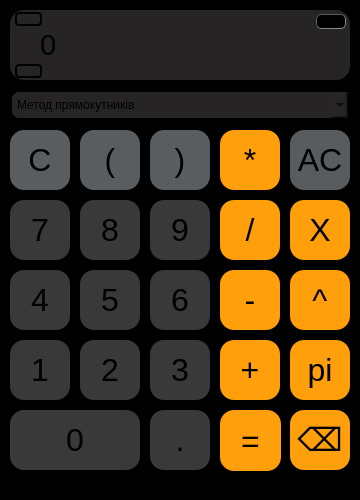
The window that integral-calculator/mainwindow.ui (yasha424/integral-calculator) describes before a commit, drawn with Qt 5.
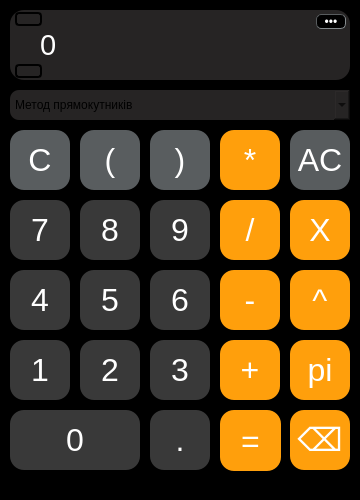
The same window after the commit. Icons and pictures are not drawn.

What changed in the file:
```diff
--- a/integral-calculator/mainwindow.ui
+++ b/integral-calculator/mainwindow.ui
@@ -64,7 +64,8 @@
     </property>
     <property name="styleSheet">
      <string notr="true">background-color: rgb(57, 57, 57);
-border-radius: 14px;</string>
+border-radius: 14px;
+color: white;</string>
     </property>
     <property name="text">
      <string>0</string>
@@ -104,7 +105,8 @@
     </property>
     <property name="styleSheet">
      <string notr="true">background-color: rgb(57, 57, 57);
-border-radius: 14px;</string>
+border-radius: 14px;
+color: white;</string>
     </property>
     <property name="text">
      <string>.</string>
@@ -147,7 +149,8 @@
     </property>
     <property name="styleSheet">
      <string notr="true">background-color: rgb(255, 159, 12);
-border-radius: 14px;</string>
+border-radius: 14px;
+color: white;</string>
     </property>
     <property name="text">
      <string>=</string>
@@ -187,7 +190,8 @@
     </property>
     <property name="styleSheet">
      <string notr="true">background-color: rgb(57, 57, 57);
-border-radius: 14px;</string>
+border-radius: 14px;
+color: white;</string>
     </property>
     <property name="text">
      <string>6</string>
@@ -227,7 +231,8 @@
     </property>
     <property name="styleSheet">
      <string notr="true">background-color: rgb(57, 57, 57);
-border-radius: 14px;</string>
+border-radius: 14px;
+color: white;</string>
     </property>
     <property name="text">
      <string>5</string>
@@ -267,7 +272,8 @@
     </property>
     <property name="styleSheet">
      <string notr="true">background-color: rgb(57, 57, 57);
-border-radius: 14px;</string>
+border-radius: 14px;
+color: white;</string>
     </property>
     <property name="text">
      <string>4</string>
@@ -307,7 +313,8 @@
     </property>
     <property name="styleSheet">
      <string notr="true">background-color: rgb(57, 57, 57);
-border-radius: 14px;</string>
+border-radius: 14px;
+color: white;</string>
     </property>
     <property name="text">
      <string>3</string>
@@ -347,7 +354,8 @@
     </property>
     <property name="styleSheet">
      <string notr="true">background-color: rgb(57, 57, 57);
-border-radius: 14px;</string>
+border-radius: 14px;
+color: white;</string>
     </property>
     <property name="text">
      <string>2</string>
@@ -387,7 +395,8 @@
     </property>
     <property name="styleSheet">
      <string notr="true">background-color: rgb(57, 57, 57);
-border-radius: 14px;</string>
+border-radius: 14px;
+color: white;</string>
     </property>
     <property name="text">
      <string>1</string>
@@ -427,7 +436,8 @@
     </property>
     <property name="styleSheet">
      <string notr="true">background-color: rgb(57, 57, 57);
-border-radius: 14px;</string>
+border-radius: 14px;
+color: white;</string>
     </property>
     <property name="text">
      <string>9</string>
@@ -467,7 +477,8 @@
     </property>
     <property name="styleSheet">
      <string notr="true">background-color: rgb(57, 57, 57);
-border-radius: 14px;</string>
+border-radius: 14px;
+color: white;</string>
     </property>
     <property name="text">
      <string>8</string>
@@ -507,7 +518,8 @@
     </property>
     <property name="styleSheet">
      <string notr="true">background-color: rgb(57, 57, 57);
-border-radius: 14px;</string>
+border-radius: 14px;
+color: white;</string>
     </property>
     <property name="text">
      <string>7</string>
@@ -547,7 +559,8 @@
     </property>
     <property name="styleSheet">
      <string notr="true">background-color: rgb(255, 159, 12);
-border-radius: 14px;</string>
+border-radius: 14px;
+color: white;</string>
     </property>
     <property name="text">
      <string>*</string>
@@ -593,7 +606,8 @@
     </property>
     <property name="styleSheet">
      <string notr="true">background-color: rgb(255, 159, 12);
-border-radius: 14px;</string>
+border-radius: 14px;
+color: white;</string>
     </property>
     <property name="text">
      <string>-</string>
@@ -633,7 +647,8 @@
     </property>
     <property name="styleSheet">
      <string notr="true">background-color: rgb(255, 159, 12);
-border-radius: 14px;</string>
+border-radius: 14px;
+color: white;</string>
     </property>
     <property name="text">
      <string>+</string>
@@ -673,7 +688,8 @@
     </property>
     <property name="styleSheet">
      <string notr="true">background-color: rgb(255, 159, 12);
-border-radius: 14px;</string>
+border-radius: 14px;
+color: white;</string>
     </property>
     <property name="text">
      <string>/</string>
@@ -713,7 +729,8 @@
     </property>
     <property name="styleSheet">
      <string notr="true">background-color: rgb(89, 93, 95);
-border-radius: 14px;</string>
+border-radius: 14px;
+color: white;</string>
     </property>
     <property name="text">
      <string>)</string>
@@ -753,7 +770,8 @@
     </property>
     <property name="styleSheet">
      <string notr="true">background-color: rgb(89, 93, 95);
-border-radius: 14px;</string>
+border-radius: 14px;
+color: white;</string>
     </property>
     <property name="text">
      <string>(</string>
@@ -793,7 +811,8 @@
     </property>
     <property name="styleSheet">
      <string notr="true">background-color: rgb(89, 93, 95);
-border-radius: 14px;</string>
+border-radius: 14px;
+color: white;</string>
     </property>
     <property name="text">
      <string>C</string>
@@ -834,7 +853,7 @@
     <property name="styleSheet">
      <string notr="true">background-color: rgb(38, 36, 36);
 border-radius: 14px;
-</string>
+color: white;</string>
     </property>
     <property name="text">
      <string>0</string>
@@ -877,7 +896,8 @@
     </property>
     <property name="styleSheet">
      <string notr="true">background-color: rgb(255, 159, 12);
-border-radius: 14px;</string>
+border-radius: 14px;
+color: white;</string>
     </property>
     <property name="text">
      <string>⌫</string>
@@ -917,7 +937,8 @@
     </property>
     <property name="styleSheet">
      <string notr="true">background-color: rgb(255, 159, 12);
-border-radius: 14px;</string>
+border-radius: 14px;
+color: white;</string>
     </property>
     <property name="text">
      <string>pi</string>
@@ -954,7 +975,8 @@
     </property>
     <property name="styleSheet">
      <string notr="true">background-color: rgb(255, 159, 12);
-border-radius: 14px;</string>
+border-radius: 14px;
+color: white;</string>
     </property>
     <property name="text">
      <string>X</string>
@@ -991,7 +1013,8 @@
     </property>
     <property name="styleSheet">
      <string notr="true">background-color: rgb(255, 159, 12);
-border-radius: 14px;</string>
+border-radius: 14px;
+color: white;</string>
     </property>
     <property name="text">
      <string>^</string>
@@ -1105,7 +1128,8 @@
     </property>
     <property name="styleSheet">
      <string notr="true">background-color: rgb(88, 92, 94);
-border-radius: 14px;</string>
+border-radius: 14px;
+color: white;</string>
     </property>
     <property name="text">
      <string>AC</string>
@@ -1170,8 +1194,6 @@
     <property name="styleSheet">
      <string notr="true">border-radius: 9px;
 background-color: rgb(38, 36, 36);
-border-width: 2px;
-border-color: rgb(0,0,0);
 border-style:inset;
 padding: 5px;
 </string>
@@ -1221,6 +1243,7 @@
 border-color: rgb(88, 92, 94);
 border-width: 1px;
 border-style:inset;
+color: white;
 </string>
     </property>
     <property name="text">
```
Left out of the diff: 6 changed lines with no effect on the pictures.
